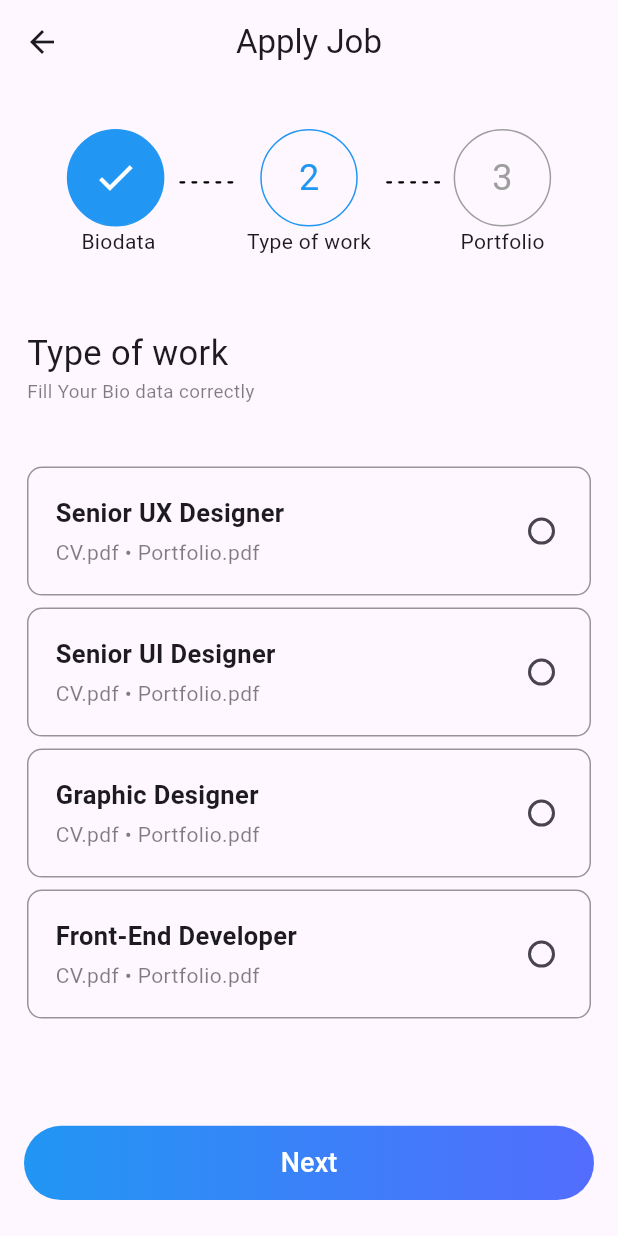
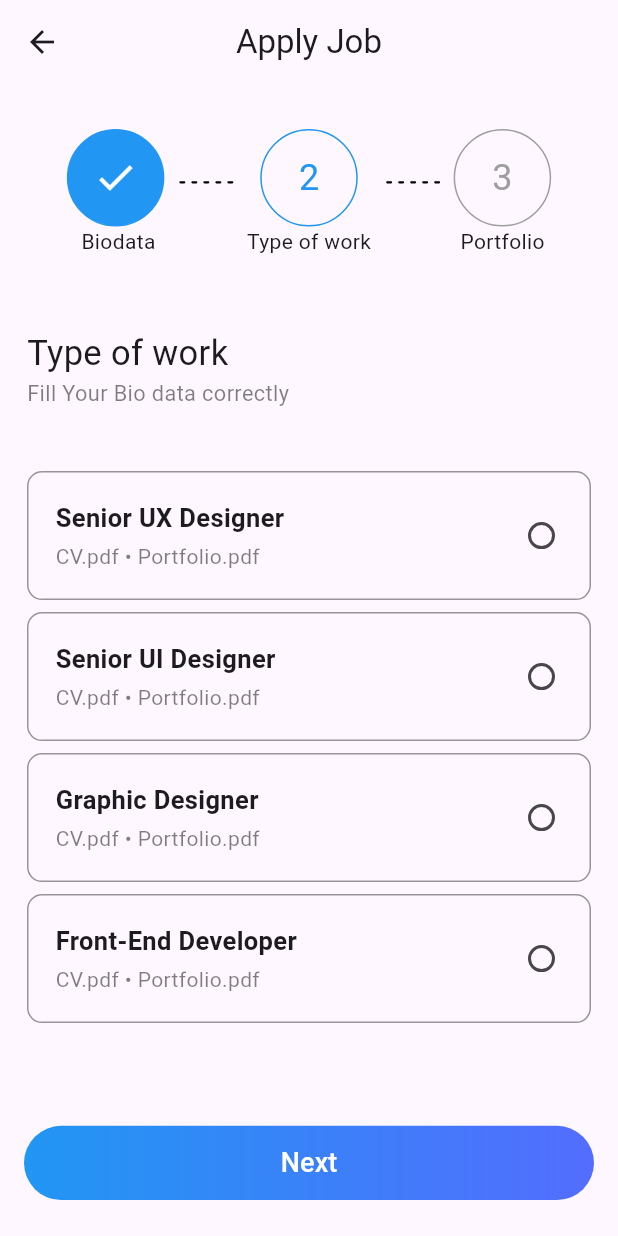
Before and after one commit to KIRRAA0/amit_final_project, a Flutter app: the ApplyJob screen opened directly, after a tap on "Next", on a phone screen of 412 x 824 dp. Run offline on Flutter 3.47's test engine with Material 3 defaults, Android fonts, the light colour scheme and no system bars; drawn by our look-alikes of dotted_line; our stand-ins replace carousel_slider, dio, dotted_border, file_picker, get, google_fonts and 4 more; missing offline and left inert: slide_switcher; accounts and stored records are empty; Roboto replaces fonts that are missing (SF Pro Display).

Commit message:
added upload_portfolio.dart

```diff
--- a/lib/View/Apply_Job/biodata_page.dart
+++ b/lib/View/Apply_Job/biodata_page.dart
@@ -34,7 +34,6 @@ class _BiodataPageState extends State<BiodataPage> {
 
   @override
   Widget build(BuildContext context) {
-    final screenWidth = MediaQuery.of(context).size.width;
     final screenHeight = MediaQuery.of(context).size.height;
 
     return Padding(
@@ -50,7 +49,7 @@ class _BiodataPageState extends State<BiodataPage> {
             Text(
               "Fill Your Bio data correctly",
               style: TextStyle(
-                  fontSize: 12.5, color: Colors.black.withOpacity(0.5)),
+                  fontSize: 14.5, color: Colors.black.withOpacity(0.5)),
             ),
             SizedBox(height: screenHeight * 0.045),
             const Text(
--- a/lib/View/Apply_Job/type_of_work_screen.dart
+++ b/lib/View/Apply_Job/type_of_work_screen.dart
@@ -20,7 +20,7 @@ class TypeOfWorkPage extends StatelessWidget {
           Text(
             "Fill Your Bio data correctly",
             style: TextStyle(
-                fontSize: 12.5, color: Colors.black.withOpacity(0.5)),
+                fontSize: 14.5, color: Colors.black.withOpacity(0.5)),
           ),
           SizedBox(height: screenHeight * 0.045),
           const Expanded(child: TypeOfWorkTile()),
--- a/lib/View/Apply_Job/upload_portfolio.dart
+++ b/lib/View/Apply_Job/upload_portfolio.dart
@@ -1,12 +1,37 @@
+import 'package:amit_final_project/View/Widgets/inter_text_style.dart';
 import 'package:flutter/material.dart';
+
+import '../Widgets/upload_pdf.dart';
 
 class UploadPortfolioPage extends StatelessWidget {
   const UploadPortfolioPage({super.key});
 
   @override
   Widget build(BuildContext context) {
-    return const Center(
-      child: Text('Upload Portfolio Page'),
+    final screenHeight = MediaQuery.of(context).size.height;
+    return Padding(
+      padding: const EdgeInsets.all(18.0),
+      child: SingleChildScrollView(
+        child: Column(
+          crossAxisAlignment: CrossAxisAlignment.start,
+          children: [
+            const Text(
+              "Upload portfolio",
+              style: TextStyle(fontSize: 23),
+            ),
+            Text(
+              "Fill Your Bio data correctly",
+              style: TextStyle(
+                  fontSize: 14.5, color: Colors.black.withOpacity(0.5)),
+            ),
+            SizedBox(height: screenHeight * 0.045),
+            InterTextStyle.getTextWidget(text: 'Upload CV',),
+            FileUploadContainer(),
+            InterTextStyle.getTextWidget(text: 'Other File',),
+            FileUploadContainer(),
+          ],
+        ),
+      ),
     );
   }
 }
--- a/lib/View/Widgets/stepper_row.dart
+++ b/lib/View/Widgets/stepper_row.dart
@@ -13,7 +13,7 @@ class StepperWidget extends StatelessWidget {
   @override
   Widget build(BuildContext context) {
     return Obx(() => Padding(
-      padding: const EdgeInsets.symmetric(horizontal: 30.0, vertical: 30),
+      padding: const EdgeInsets.symmetric(horizontal: 10, vertical: 30),
       child: SingleChildScrollView(
         scrollDirection: Axis.horizontal,
         child: Row(
--- a/lib/View/Widgets/type_of_work_tile.dart
+++ b/lib/View/Widgets/type_of_work_tile.dart
@@ -1,7 +1,7 @@
 import 'package:flutter/material.dart';
 
 class TypeOfWorkTile extends StatefulWidget {
-  const TypeOfWorkTile({Key? key}) : super(key: key);
+  const TypeOfWorkTile({super.key});
 
   @override
   _TypeOfWorkTileState createState() => _TypeOfWorkTileState();
@@ -18,7 +18,6 @@ class _TypeOfWorkTileState extends State<TypeOfWorkTile> {
 
   void _handleJobSelection(String selectedJob) {
     setState(() {
-      // Iterate through all jobs and set them to false except for the selected one
       _jobSelectionStatus.forEach((jobTitle, _) {
         _jobSelectionStatus[jobTitle] = jobTitle == selectedJob;
       });
--- /dev/null
+++ b/lib/View/Widgets/upload_pdf.dart
@@ -0,0 +1,90 @@
+import 'package:flutter/material.dart';
+import 'package:file_picker/file_picker.dart';
+import 'package:dotted_border/dotted_border.dart';
+import 'package:iconsax/iconsax.dart';
+import 'package:get/get.dart';
+
+import 'pdf_tile.dart';
+
+class FileUploadContainer extends StatelessWidget {
+  final RxString fileName = ''.obs;
+
+  FileUploadContainer({Key? key}) : super(key: key);
+
+  @override
+  Widget build(BuildContext context) {
+    return Padding(
+      padding: const EdgeInsets.all(8.0),
+      child: Obx(() => fileName.value.isEmpty
+          ? DottedBorder(
+              dashPattern: const [8, 6],
+              color: Colors.blue,
+              borderType: BorderType.RRect,
+              strokeWidth: 2,
+              radius: const Radius.circular(12),
+              child: Container(
+                height: MediaQuery.of(context).size.height * 0.25,
+                color: Colors.blue.withOpacity(0.15),
+                width: double.infinity,
+                padding: const EdgeInsets.all(20.0),
+                child: Column(
+                  mainAxisAlignment: MainAxisAlignment.center,
+                  mainAxisSize: MainAxisSize.min,
+                  children: [
+                    const Icon(
+                      Iconsax.document_upload5,
+                      size: 40,
+                      color: Colors.blue,
+                    ),
+                    const SizedBox(height: 10),
+                    const Text("Upload File", style: TextStyle(fontSize: 20)),
+                    const SizedBox(height: 10),
+                    Padding(
+                      padding: const EdgeInsets.all(8.0),
+                      child: SizedBox(
+                        width: double.infinity,
+                        child: OutlinedButton.icon(
+                          style: OutlinedButton.styleFrom(
+                            backgroundColor: Colors.blue.withOpacity(0.16),
+                            side: const BorderSide(color: Colors.blueAccent),
+                          ),
+                          onPressed: () => pickAndUploadPDF(context),
+                          icon:
+                              const Icon(Iconsax.arrow_up, color: Colors.blue),
+                          label: const Text(
+                            "Choose File",
+                            style: TextStyle(color: Colors.blue),
+                          ),
+                        ),
+                      ),
+                    ),
+                  ],
+                ),
+              ),
+            )
+          : PdfTile(
+              fileName: fileName.value,
+              onCancel: () => fileName.value = '',
+              onEdit: () =>pickAndUploadPDF(context),
+            )),
+    );
+  }
+
+  Future<void> pickAndUploadPDF(BuildContext context) async {
+    try {
+      FilePickerResult? result = await FilePicker.platform.pickFiles(
+        type: FileType.custom,
+        allowedExtensions: ['pdf'],
+      );
+
+      if (result != null) {
+        fileName.value = result.files.first.name;
+      } else {
+        // User canceled the file picker
+        print('User canceled the file picker.');
+      }
+    } catch (error) {
+      print('Upload failed: $error');
+    }
+  }
+}
--- a/pubspec.yaml
+++ b/pubspec.yaml
@@ -37,7 +37,7 @@ dependencies:
   cupertino_icons: ^1.0.6
   get: ^4.6.6
   shared_preferences: ^2.2.2
-  dio: ^5.4.0
+  dio: ^5.4.1
   material_design_icons_flutter: ^7.0.7296
   slide_switcher: ^1.1.2
   carousel_slider: ^4.2.1
@@ -47,6 +47,8 @@ dependencies:
   dotted_line: ^3.2.2
   get_storage: ^2.1.1
   intl_phone_field: ^3.2.0
+  dotted_border: ^2.1.0
+  file_picker: ^6.1.1
 
 dev_dependencies:
   flutter_test:
```
Also changed, not shown: lib/View/Widgets/contacts_container.dart (+17 -10 lines), lib/View/Widgets/job_list_item.dart (+7 -5 lines), lib/View/Widgets/jobs_slider.dart (+4 -3 lines), lib/View/Widgets/pdf_tile.dart (added, +58 -0 lines), assets/pdf.png (added), lib/generated/assets.dart, pubspec.lock, 1 other file.
